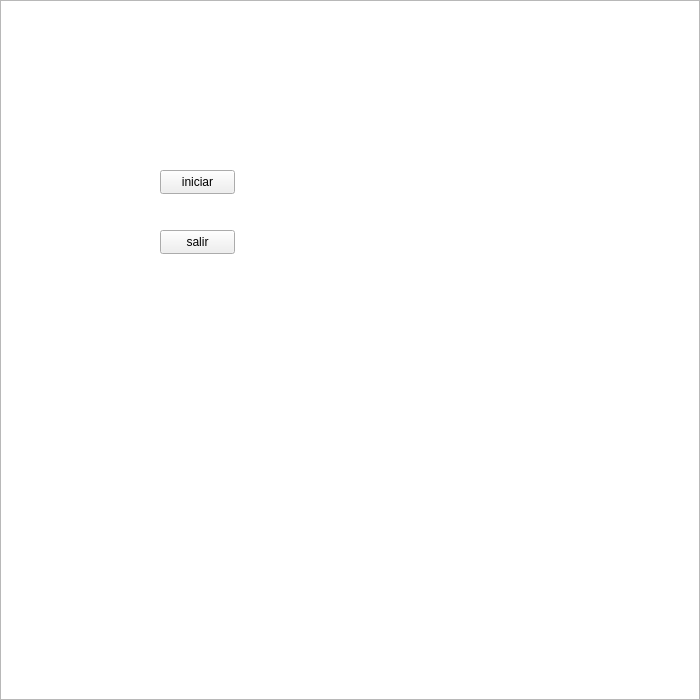
The window that Codificacion/Menu1.ui (AmazingJuan/Proyecto-Final) describes before a commit, drawn with Qt 5.
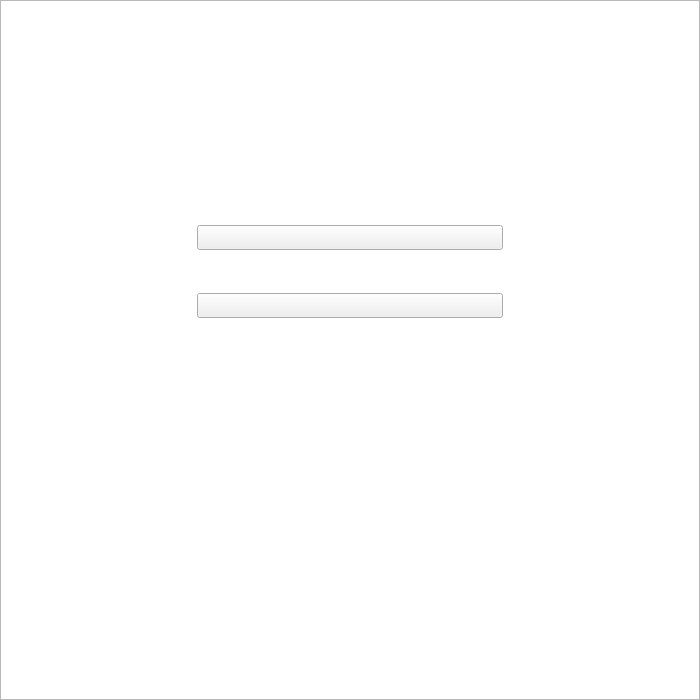
The same window after the commit.

Diff of the .ui file:
```diff
--- a/Codificacion/Menu1.ui
+++ b/Codificacion/Menu1.ui
@@ -38,27 +38,27 @@
   <widget class="QPushButton" name="B_iniciar">
    <property name="geometry">
     <rect>
-     <x>160</x>
-     <y>170</y>
-     <width>75</width>
-     <height>24</height>
+     <x>197</x>
+     <y>225</y>
+     <width>306</width>
+     <height>25</height>
     </rect>
    </property>
    <property name="text">
-    <string>iniciar</string>
+    <string/>
    </property>
   </widget>
   <widget class="QPushButton" name="B_salir">
    <property name="geometry">
     <rect>
-     <x>160</x>
-     <y>230</y>
-     <width>75</width>
-     <height>24</height>
+     <x>197</x>
+     <y>293</y>
+     <width>306</width>
+     <height>25</height>
     </rect>
    </property>
    <property name="text">
-    <string>salir</string>
+    <string/>
    </property>
   </widget>
  </widget>
```
